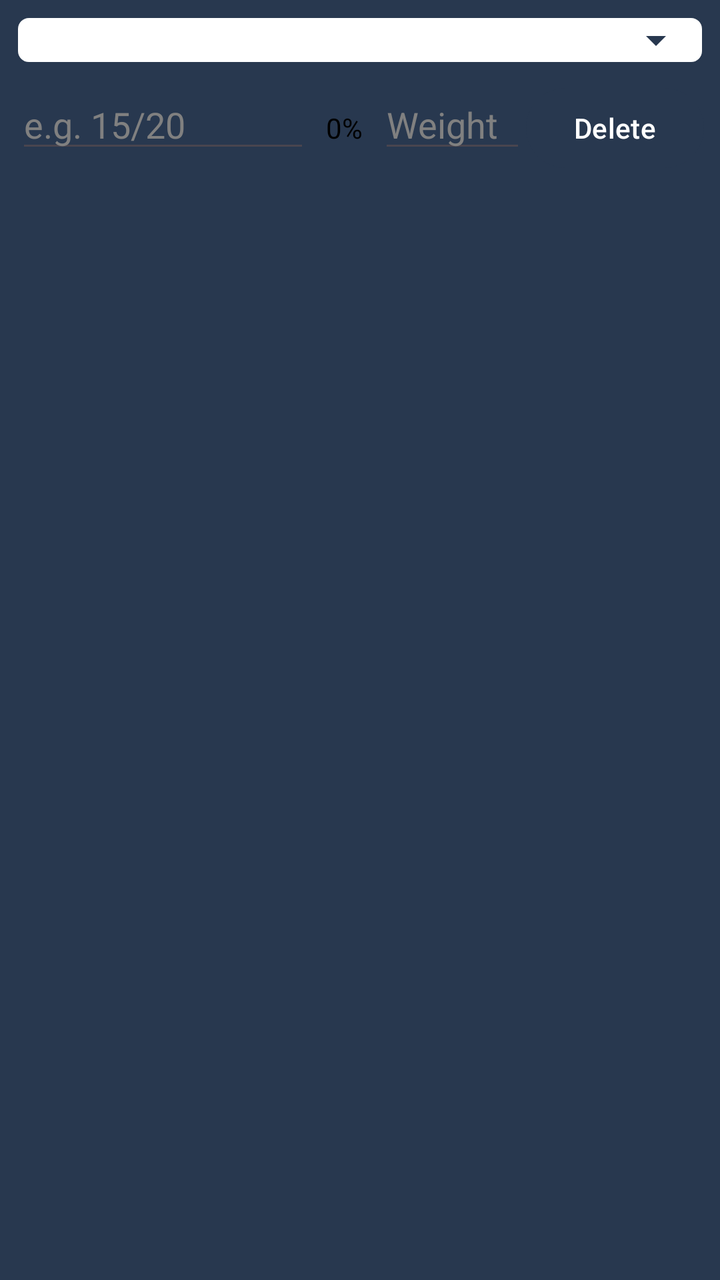
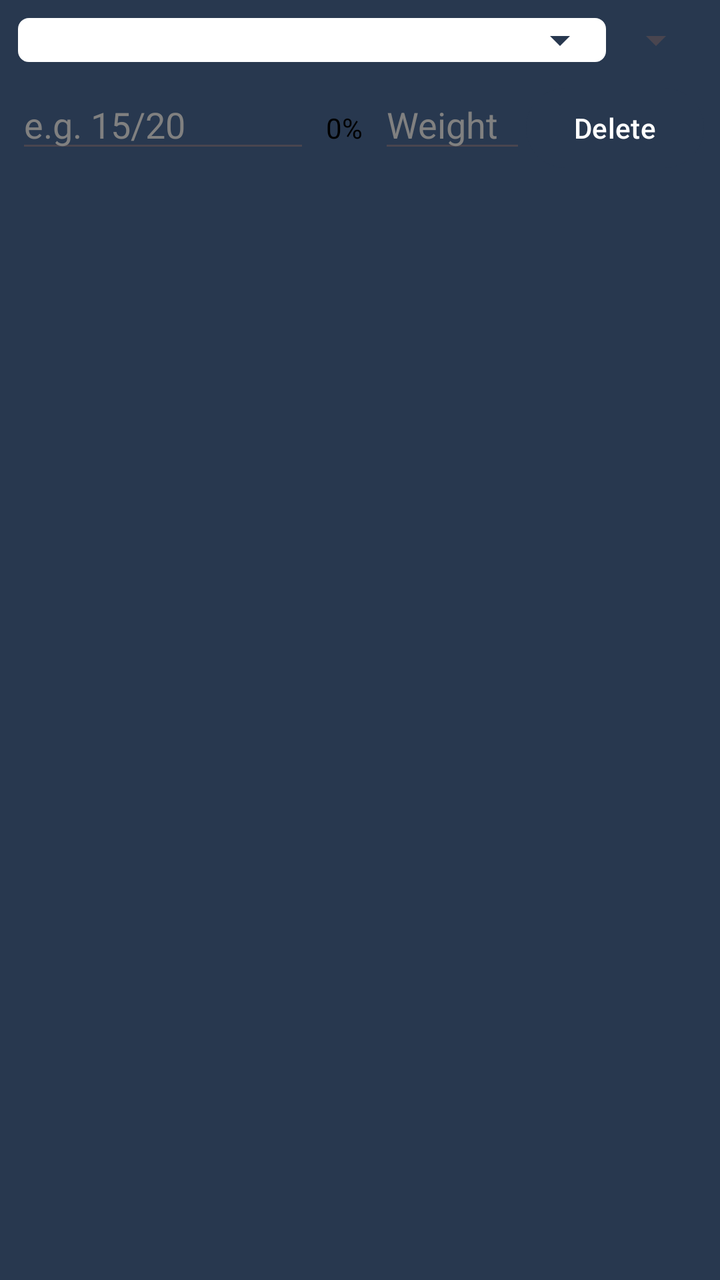

Two renders of the same Android screen: before a commit and after it. Below are the layout's source before the change and the commit's diff.
<!-- AndroidManifest.xml: application theme Theme.Grader -->
<!-- res/layout/assessment_row.xml -->
<?xml version="1.0" encoding="utf-8"?>
<LinearLayout xmlns:android="http://schemas.android.com/apk/res/android"
    android:layout_width="match_parent"
    android:layout_height="wrap_content"
    android:orientation="vertical"
    android:padding="8dp">

    <Spinner
        android:id="@+id/categorySpinner"
        android:layout_width="match_parent"
        android:layout_height="wrap_content"
        android:background="@drawable/spinner_background"
        android:popupBackground="@color/white"
        android:padding="12dp" />

    <LinearLayout
        android:layout_width="match_parent"
        android:layout_height="wrap_content"
        android:orientation="horizontal"
        android:layout_marginTop="8dp">

        <EditText
            android:id="@+id/marksEditText"
            android:layout_width="0dp"
            android:layout_height="wrap_content"
            android:layout_weight="1"
            android:hint="e.g. 15/20"
            android:textColor="@color/black"
            android:textColorHint="@color/grey" />

        <TextView
            android:id="@+id/percentageTextView"
            android:layout_width="wrap_content"
            android:layout_height="wrap_content"
            android:text="0%"
            android:textColor="@color/black"
            android:padding="8dp" />

        <EditText
            android:id="@+id/weightEditText"
            android:layout_width="0dp"
            android:layout_height="wrap_content"
            android:layout_weight="0.5"
            android:hint="Weight"
            android:inputType="numberDecimal"
            android:textColor="@color/black"
            android:textColorHint="@color/grey" />

        <Button
            android:id="@+id/deleteRowButton"
            android:layout_width="wrap_content"
            android:layout_height="wrap_content"
            android:text="Delete"
            android:textColor="@color/white"
            android:backgroundTint="@color/dark_navy" />
    </LinearLayout>

</LinearLayout>
<!-- resources referenced by this layout -->
<resources>
  <color name="black">#FF000000</color>
  <color name="dark_navy">#28384F</color>
  <color name="grey">#808080</color>
  <color name="white">#FFFFFFFF</color>
  <!-- drawable spinner_background (drawable) -->
  <?xml version="1.0" encoding="utf-8"?>
  <layer-list xmlns:android="http://schemas.android.com/apk/res/android">
  
      <item>
          <shape android:shape="rectangle">
              <solid android:color="@color/white"/>
              <stroke
                  android:width="1dp"
                  android:color="@color/dark_navy"/>
              <corners android:radius="6dp"/>
          </shape>
      </item>
  
      <item
          android:gravity="end|center_vertical"
          android:right="12dp">
          <vector
              android:width="24dp"
              android:height="24dp"
              android:viewportWidth="24"
              android:viewportHeight="24"
              android:tint="@color/dark_navy">
              <path
                  android:fillColor="@android:color/black"
                  android:pathData="M7,10l5,5 5,-5z"/>
          </vector>
      </item>
  
  </layer-list>
  <style name="Theme.Grader" parent="Base.Theme.Grader" />
  <style name="Base.Theme.Grader" parent="Theme.Material3.DayNight.NoActionBar">
          
          <item name="android:windowBackground">@color/app_background</item>
          <item name="android:statusBarColor">@color/dark_navy</item>
      </style>
  <color name="app_background">#28384F</color>
</resources>

<!-- the commit's change to res/layout/assessment_row.xml (unified diff, before → after) -->
@@ -5,19 +5,33 @@
     android:orientation="vertical"
     android:padding="8dp">
 
-    <Spinner
-        android:id="@+id/categorySpinner"
+    <LinearLayout
         android:layout_width="match_parent"
         android:layout_height="wrap_content"
-        android:background="@drawable/spinner_background"
-        android:popupBackground="@color/white"
-        android:padding="12dp" />
+        android:orientation="horizontal">
+
+        <Spinner
+            android:id="@+id/categorySpinner"
+            android:layout_width="0dp"
+            android:layout_height="wrap_content"
+            android:layout_weight="1"
+            android:background="@drawable/spinner_background"
+            android:padding="12dp"
+            android:popupBackground="@color/white" />
+
+        <Spinner
+            android:id="@+id/numberSpinner"
+            android:layout_width="wrap_content"
+            android:layout_height="wrap_content"
+            android:padding="12dp" />
+
+    </LinearLayout>
 
     <LinearLayout
         android:layout_width="match_parent"
         android:layout_height="wrap_content"
-        android:orientation="horizontal"
-        android:layout_marginTop="8dp">
+        android:layout_marginTop="8dp"
+        android:orientation="horizontal">
 
         <EditText
             android:id="@+id/marksEditText"
@@ -32,9 +46,9 @@
             android:id="@+id/percentageTextView"
             android:layout_width="wrap_content"
             android:layout_height="wrap_content"
+            android:padding="8dp"
             android:text="0%"
-            android:textColor="@color/black"
-            android:padding="8dp" />
+            android:textColor="@color/black" />
 
         <EditText
             android:id="@+id/weightEditText"
@@ -50,9 +64,9 @@
             android:id="@+id/deleteRowButton"
             android:layout_width="wrap_content"
             android:layout_height="wrap_content"
+            android:backgroundTint="@color/dark_navy"
             android:text="Delete"
-            android:textColor="@color/white"
-            android:backgroundTint="@color/dark_navy" />
+            android:textColor="@color/white" />
     </LinearLayout>
 
 </LinearLayout>
